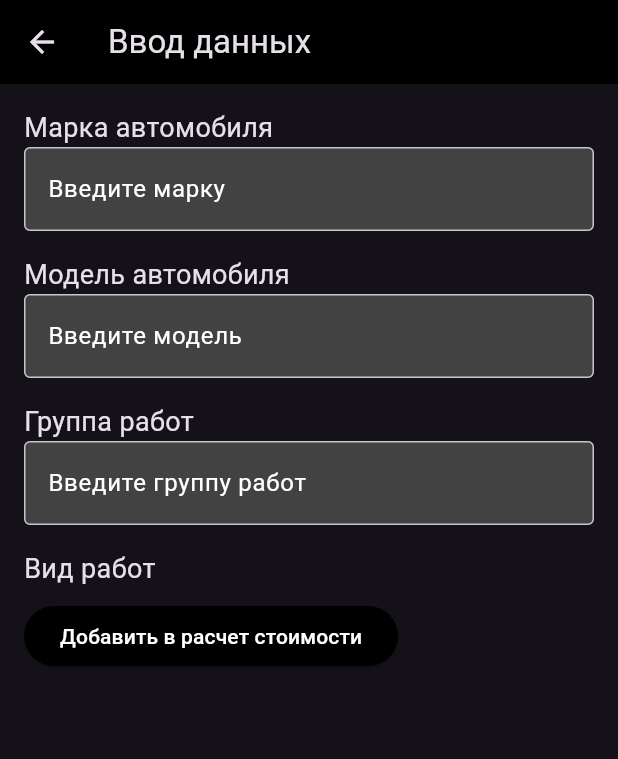
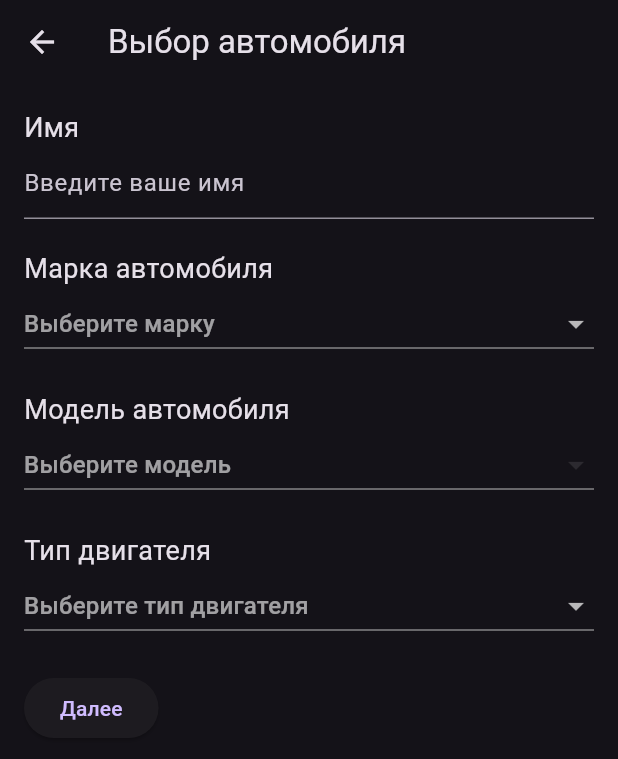
Before and after one commit to Lincol044/An-application-for-calculating-the-cost-of-car-repairs, a Flutter app: the Screen1 screen opened directly, on a phone screen of 412 x 824 dp. Shown: the top 759 px of the screen. Run offline on Flutter 3.47's test engine with Material 3 defaults, Android fonts, the phone set to English and light mode, and no system bars.

Commit message:
first commit

```diff
--- /dev/null
+++ b/lib/Continue.dart
@@ -0,0 +1,27 @@
+import 'package:flutter/material.dart';
+import 'MainScreen.dart';
+
+class ContinueScreen extends StatelessWidget {
+  @override
+  Widget build(BuildContext context) {
+    return Scaffold(
+      backgroundColor: Colors.black,
+      body: Center(
+        child: ElevatedButton(
+          onPressed: () {
+            // Переход на основной экран приложения
+            Navigator.pushReplacement(
+              context,
+              MaterialPageRoute(builder: (context) => MainScreen()),
+            );
+          },
+          child: Text('Продолжить'),
+          style: ElevatedButton.styleFrom(
+            backgroundColor: Colors.pink,
+            padding: EdgeInsets.symmetric(horizontal: 50, vertical: 15),
+          ),
+        ),
+      ),
+    );
+  }
+}
--- a/lib/MainScreen.dart
+++ b/lib/MainScreen.dart
@@ -3,6 +3,8 @@ import 'screen1.dart';
 import 'screen2.dart';
 import 'screen3.dart';
 import 'screen4.dart';
+import 'Continue.dart';
+import 'warehouse.dart';
 
 class MainScreen extends StatelessWidget {
   @override
@@ -33,9 +35,13 @@ class MainScreen extends StatelessWidget {
                   Navigator.push(
                     context,
                     MaterialPageRoute(builder: (context) => Screen1()),
-                  );
+                  ).then((result) {
+                    if (result != null) {
+                      // Если вы хотите передать данные обратно в MainScreen, сделайте это здесь
+                    }
+                  });
                 },
-                icon: Icon(Icons.person), // Иконка для Кнопки 1
+                icon: Icon(Icons.drive_eta), // Иконка для Кнопки 1
                 color: Colors.pink,
                 iconSize: 50, // Размер иконки
               ),
@@ -44,10 +50,12 @@ class MainScreen extends StatelessWidget {
                   // Навигация к экрану 2
                   Navigator.push(
                     context,
-                    MaterialPageRoute(builder: (context) => Screen2()),
+                    MaterialPageRoute(
+                        builder: (context) => Screen2(
+                            data: [])), // Передайте пустой список или другие данные по необходимости
                   );
                 },
-                icon: Icon(Icons.drive_eta), // Иконка для Кнопки 2
+                icon: Icon(Icons.subtitles), // Иконка для Кнопки 2
                 color: Colors.pink,
                 iconSize: 50, // Размер иконки
               ),
@@ -71,7 +79,7 @@ class MainScreen extends StatelessWidget {
                     MaterialPageRoute(builder: (context) => Screen4()),
                   );
                 },
-                icon: Icon(Icons.settings), // Иконка для Кнопки 4
+                icon: Icon(Icons.person), // Иконка для Кнопки 4
                 color: Colors.pink,
                 iconSize: 50, // Размер иконки
               ),
--- a/lib/main.dart
+++ b/lib/main.dart
@@ -1,6 +1,7 @@
 import 'package:flutter/material.dart';
 import 'registrationT.dart';
-import 'mainScreen.dart'; // Убедитесь, что это правильный путь
+import 'mainScreen.dart';
+import 'Continue.dart';
 
 void main() {
   runApp(MyApp());
@@ -42,10 +43,10 @@ class LoginScreen extends StatelessWidget {
             SizedBox(height: 20),
             ElevatedButton(
               onPressed: () {
-                // Навигация на главный экран
+                // Переход на экран продолжения
                 Navigator.push(
                   context,
-                  MaterialPageRoute(builder: (context) => MainScreen()),
+                  MaterialPageRoute(builder: (context) => ContinueScreen()),
                 );
               },
               child: Text('Войти'),
--- a/lib/screen1.dart
+++ b/lib/screen1.dart
@@ -1,72 +1,127 @@
 import 'package:flutter/material.dart';
+import 'screen2.dart';
+import 'warehouse.dart';
 
-class Screen1 extends StatelessWidget {
+class Screen1 extends StatefulWidget {
+  @override
+  _Screen1State createState() => _Screen1State();
+}
+
+class _Screen1State extends State<Screen1> {
+  String? _selectedBrand;
+  String? _selectedModel;
+  String? _selectedEngineType;
+
+  final TextEditingController _nameController = TextEditingController();
+
+  bool get _isFormFilled {
+    return _selectedBrand != null &&
+        _selectedModel != null &&
+        _selectedEngineType != null &&
+        _nameController.text.isNotEmpty;
+  }
+
+  void _navigateToNext() {
+    if (_isFormFilled) {
+      // Создаем список с данными
+      List<String> data = [
+        'Имя: ${_nameController.text}',
+        'Марка: $_selectedBrand',
+        'Модель: $_selectedModel',
+        'Тип двигателя: $_selectedEngineType',
+      ];
+      // Передаем список данных в Screen2
+      Navigator.push(
+        context,
+        MaterialPageRoute(
+          builder: (context) => Screen2(data: data),
+        ),
+      );
+    } else {
+      ScaffoldMessenger.of(context).showSnackBar(
+        SnackBar(content: Text('Пожалуйста, заполните все поля.')),
+      );
+    }
+  }
+
   @override
   Widget build(BuildContext context) {
     return Scaffold(
       appBar: AppBar(
-        title: Text('Ввод данных'),
-        backgroundColor: Colors.black,
+        title: Text('Выбор автомобиля'),
       ),
       body: Padding(
         padding: const EdgeInsets.all(16.0),
         child: Column(
           crossAxisAlignment: CrossAxisAlignment.start,
           children: [
-            // Поле ввода для марки автомобиля
+            Text('Имя', style: TextStyle(fontSize: 18)),
+            TextField(
+              controller: _nameController,
+              decoration: InputDecoration(hintText: 'Введите ваше имя'),
+            ),
+            SizedBox(height: 20),
             Text('Марка автомобиля', style: TextStyle(fontSize: 18)),
-            TextField(
-              decoration: InputDecoration(
-                filled: true,
-                fillColor: Colors.grey[800],
-                border: OutlineInputBorder(),
-                labelText: 'Введите марку',
-                labelStyle: TextStyle(color: Colors.white),
-              ),
+            DropdownButton<String>(
+              value: _selectedBrand,
+              hint: Text('Выберите марку'),
+              isExpanded: true,
+              items: carBrands.map((String brand) {
+                return DropdownMenuItem<String>(
+                  value: brand,
+                  child: Text(brand),
+                );
+              }).toList(),
+              onChanged: (String? newValue) {
+                setState(() {
+                  _selectedBrand = newValue;
+                  _selectedModel = null; // Сбросить выбранную модель
+                });
+              },
             ),
-            SizedBox(height: 16),
-
-            // Поле ввода для модели автомобиля
+            SizedBox(height: 20),
             Text('Модель автомобиля', style: TextStyle(fontSize: 18)),
-            TextField(
-              decoration: InputDecoration(
-                filled: true,
-                fillColor: Colors.grey[800],
-                border: OutlineInputBorder(),
-                labelText: 'Введите модель',
-                labelStyle: TextStyle(color: Colors.white),
-              ),
+            DropdownButton<String>(
+              value: _selectedModel,
+              hint: Text('Выберите модель'),
+              isExpanded: true,
+              items: _selectedBrand != null
+                  ? modelsByBrand[_selectedBrand]!.map((String model) {
+                      return DropdownMenuItem<String>(
+                        value: model,
+                        child: Text(model),
+                      );
+                    }).toList()
+                  : [],
+              onChanged: (String? newValue) {
+                setState(() {
+                  _selectedModel = newValue;
+                });
+              },
             ),
-            SizedBox(height: 16),
-
-            // Поле ввода для группы работ
-            Text('Группа работ', style: TextStyle(fontSize: 18)),
-            TextField(
-              decoration: InputDecoration(
-                filled: true,
-                fillColor: Colors.grey[800],
-                border: OutlineInputBorder(),
-                labelText: 'Введите группу работ',
-                labelStyle: TextStyle(color: Colors.white),
-              ),
+            SizedBox(height: 20),
+            Text('Тип двигателя', style: TextStyle(fontSize: 18)),
+            DropdownButton<String>(
+              value: _selectedEngineType,
+              hint: Text('Выберите тип двигателя'),
+              isExpanded: true,
+              items: <String>['Бензин', 'Дизель', 'Электрический']
+                  .map((String engineType) {
+                return DropdownMenuItem<String>(
+                  value: engineType,
+                  child: Text(engineType),
+                );
+              }).toList(),
+              onChanged: (String? newValue) {
+                setState(() {
+                  _selectedEngineType = newValue;
+                });
+              },
             ),
-            SizedBox(height: 16),
-
-            // Надпись "Вид работ"
-            Text('Вид работ', style: TextStyle(fontSize: 18)),
-            SizedBox(height: 8),
-
-            // Кнопка "Добавить в расчет стоимости"
+            SizedBox(height: 20),
             ElevatedButton(
-              onPressed: () {
-                // Действие при нажатии на кнопку
-                print('Добавлено в расчет стоимости');
-              },
-              child: Text('Добавить в расчет стоимости'),
-              style: ElevatedButton.styleFrom(
-                backgroundColor: Colors.black, // Цвет фона кнопки
-                foregroundColor: Colors.white, // Цвет текста кнопки
-              ),
+              onPressed: _navigateToNext,
+              child: Text('Далее'),
             ),
           ],
         ),
--- a/lib/screen2.dart
+++ b/lib/screen2.dart
@@ -1,18 +1,25 @@
 import 'package:flutter/material.dart';
 
 class Screen2 extends StatelessWidget {
+  final List<String> data;
+
+  Screen2({required this.data});
+
   @override
   Widget build(BuildContext context) {
     return Scaffold(
-      backgroundColor: Colors.black,
       appBar: AppBar(
-        title: Text('Экран 2'),
-        backgroundColor: Colors.black,
+        title: Text('Информация о автомобиле'),
       ),
-      body: Center(
-        child: Text(
-          'Это экран 2',
-          style: TextStyle(color: Colors.white, fontSize: 24),
+      body: Padding(
+        padding: const EdgeInsets.all(16.0),
+        child: ListView.builder(
+          itemCount: data.length,
+          itemBuilder: (context, index) {
+            return ListTile(
+              title: Text(data[index], style: TextStyle(fontSize: 20)),
+            );
+          },
         ),
       ),
     );
--- /dev/null
+++ b/lib/warehouse.dart
@@ -0,0 +1,284 @@
+//warehouse.dart
+
+const List<String> carBrands = [
+  'Acura',
+  'Alfa Romeo',
+  'Aston Martin',
+  'Audi',
+  'BMW',
+  'Buick',
+  'Cadillac',
+  'Chevrolet',
+  'Chrysler',
+  'Citroën',
+  'Dodge',
+  'Ferrari',
+  'Fiat',
+  'Ford',
+  'Genesis',
+  'GMC',
+  'Honda',
+  'Hyundai',
+  'Infiniti',
+  'Jaguar',
+  'Jeep',
+  'Kia',
+  'Lamborghini',
+  'Land Rover',
+  'Lexus',
+  'Lincoln',
+  'Maserati',
+  'Mazda',
+  'McLaren',
+  'Mercedes-Benz',
+  'Mini',
+  'Mitsubishi',
+  'Nissan',
+  'Pagani',
+  'Peugeot',
+  'Porsche',
+  'RAM',
+  'Rolls-Royce',
+  'Saab',
+  'Subaru',
+  'Suzuki',
+  'Tesla',
+  'Toyota',
+  'Volkswagen',
+  'Volvo',
+];
+
+const Map<String, List<String>> modelsByBrand = {
+  'Acura': ['MDX', 'RDX', 'TLX', 'ILX', 'ZDX'],
+  'Alfa Romeo': ['Giulia', 'Stelvio', '4C', 'Giulietta', 'Spider'],
+  'Aston Martin': ['DB11', 'Vantage', 'Rapide', 'DBS Superleggera', 'DBX'],
+  'Audi': [
+    'A1',
+    'A3',
+    'A4',
+    'A5',
+    'A6',
+    'A7',
+    'A8',
+    'Q2',
+    'Q3',
+    'Q5',
+    'Q7',
+    'Q8',
+    'e-tron'
+  ],
+  'BMW': [
+    '1 Series',
+    '2 Series',
+    '3 Series',
+    '4 Series',
+    '5 Series',
+    '6 Series',
+    '7 Series',
+    '8 Series',
+    'X1',
+    'X2',
+    'X3',
+    'X4',
+    'X5',
+    'X6',
+    'X7',
+    'Z4'
+  ],
+  'Buick': ['Enclave', 'Envision', 'Encore', 'Regal', 'LaCrosse'],
+  'Cadillac': ['Escalade', 'XT4', 'XT5', 'XT6', 'CT4', 'CT5', 'CT6'],
+  'Chevrolet': [
+    'Spark',
+    'Sonic',
+    'Malibu',
+    'Impala',
+    'Camaro',
+    'Corvette',
+    'Equinox',
+    'Traverse',
+    'Tahoe',
+    'Suburban',
+    'Silverado',
+    'Colorado'
+  ],
+  'Chrysler': ['300', 'Pacifica', 'Voyager', 'Aspen', 'Crossfire'],
+  'Citroën': ['C1', 'C3', 'C4', 'C5', 'C6', 'C3 Aircross', 'C5 Aircross'],
+  'Dodge': [
+    'Dart',
+    'Charger',
+    'Challenger',
+    'Durango',
+    'Ram 1500',
+    'Ram 2500',
+    'Ram 3500'
+  ],
+  'Ferrari': [
+    'F8 Tributo',
+    '488 GTB',
+    'Portofino',
+    'Roma',
+    'LaFerrari',
+    'SF90 Stradale'
+  ],
+  'Fiat': ['500', '124 Spider', 'Tipo', 'Panda', 'Doblo'],
+  'Ford': [
+    'Fiesta',
+    'Focus',
+    'Fusion',
+    'Mustang',
+    'Explorer',
+    'Edge',
+    'Escape',
+    'F-150',
+    'F-250',
+    'F-350',
+    'Bronco'
+  ],
+  'Genesis': ['G70', 'G80', 'G90', 'GV70', 'GV80'],
+  'GMC': ['Sierra 1500', 'Sierra HD', 'Canyon', 'Acadia', 'Terrain', 'Yukon'],
+  'Honda': [
+    'Fit',
+    'Civic',
+    'Accord',
+    'HR-V',
+    'CR-V',
+    'Pilot',
+    'Ridgeline',
+    'Insight'
+  ],
+  'Hyundai': [
+    'Accent',
+    'Elantra',
+    'Sonata',
+    'Ioniq',
+    'Tucson',
+    'Santa Fe',
+    'Santa Cruz',
+    'Palisade'
+  ],
+  'Infiniti': ['Q50', 'Q60', 'QX50', 'QX55', 'QX80'],
+  'Jaguar': ['XE', 'XF', 'XJ', 'F-PACE', 'E-PACE', 'I-PACE'],
+  'Jeep': [
+    'Wrangler',
+    'Grand Cherokee',
+    'Cherokee',
+    'Compass',
+    'Renegade',
+    'Gladiator'
+  ],
+  'Kia': ['Rio', 'Forte', 'Soul', 'Seltos', 'Sportage', 'Sorento', 'Telluride'],
+  'Lamborghini': ['Huracán', 'Aventador', 'Urus', 'Gallardo'],
+  'Land Rover': [
+    'Defender',
+    'Discovery',
+    'Range Rover',
+    'Range Rover Sport',
+    'Range Rover Velar'
+  ],
+  'Lexus': ['IS', 'ES', 'GS', 'RX', 'NX', 'LX', 'GX', 'LC', 'LS'],
+  'Lincoln': ['MKZ', 'Nautilus', 'Aviator', 'Navigator', 'Corsair'],
+  'Maserati': ['Ghibli', 'Levante', 'Quattroporte', 'Alfieri'],
+  'Mazda': [
+    'Mazda2',
+    'Mazda3',
+    'Mazda6',
+    'MX-5 Miata',
+    'CX-3',
+    'CX-30',
+    'CX-5',
+    'CX-9'
+  ],
+  'McLaren': ['570S', '720S', 'GT', 'Elva', 'Artura'],
+  'Mercedes-Benz': [
+    'A-Class',
+    'B-Class',
+    'C-Class',
+    'E-Class',
+    'S-Class',
+    'CLA',
+    'CLS',
+    'GLA',
+    'GLB',
+    'GLC',
+    'GLE',
+    'GLS',
+    'G-Class',
+    'EQC',
+    'EQS'
+  ],
+  'Mini': [
+    'Hardtop 2 Door',
+    'Hardtop 4 Door',
+    'Countryman',
+    'Clubman',
+    'Convertible'
+  ],
+  'Mitsubishi': [
+    'Outlander',
+    'Outlander Sport',
+    'Eclipse Cross',
+    'Mirage',
+    'Lancer'
+  ],
+  'Nissan': [
+    'Altima',
+    'Maxima',
+    'Sentra',
+    'Rogue',
+    'Murano',
+    'Pathfinder',
+    'Armada',
+    'Titan',
+    'Frontier'
+  ],
+  'Pagani': ['Huayra', 'Zonda'],
+  'Peugeot': ['208', '308', '508', '3008', '5008', 'Rifter'],
+  'Porsche': [
+    '911',
+    '718 Cayman',
+    '718 Boxster',
+    'Macan',
+    'Cayenne',
+    'Panamera',
+    'Taycan'
+  ],
+  'RAM': ['1500', '2500', '3500', 'ProMaster'],
+  'Rolls-Royce': ['Phantom', 'Ghost', 'Wraith', 'Cullinan', 'Dawn'],
+  'Saab': ['9-3', '9-5', '9-4X'],
+  'Subaru': [
+    'Impreza',
+    'Legacy',
+    'Outback',
+    'Forester',
+    'Crosstrek',
+    'Ascent',
+    'WRX'
+  ],
+  'Suzuki': ['Jimny', 'Vitara', 'SX4', 'Baleno', 'Swift'],
+  'Tesla': ['Model S', 'Model 3', 'Model X', 'Model Y'],
+  'Toyota': [
+    'Aygo',
+    'Yaris',
+    'Corolla',
+    'Camry',
+    'Avalon',
+    'RAV4',
+    'Highlander',
+    '4Runner',
+    'Tacoma',
+    'Tundra',
+    'Land Cruiser',
+    'Prius',
+    'C-HR'
+  ],
+  'Volkswagen': [
+    'Golf',
+    'Jetta',
+    'Passat',
+    'Tiguan',
+    'Atlas',
+    'Arteon',
+    'ID.4'
+  ],
+  'Volvo': ['S60', 'S90', 'V60', 'V90', 'XC40', 'XC60', 'XC90'],
+};
```
